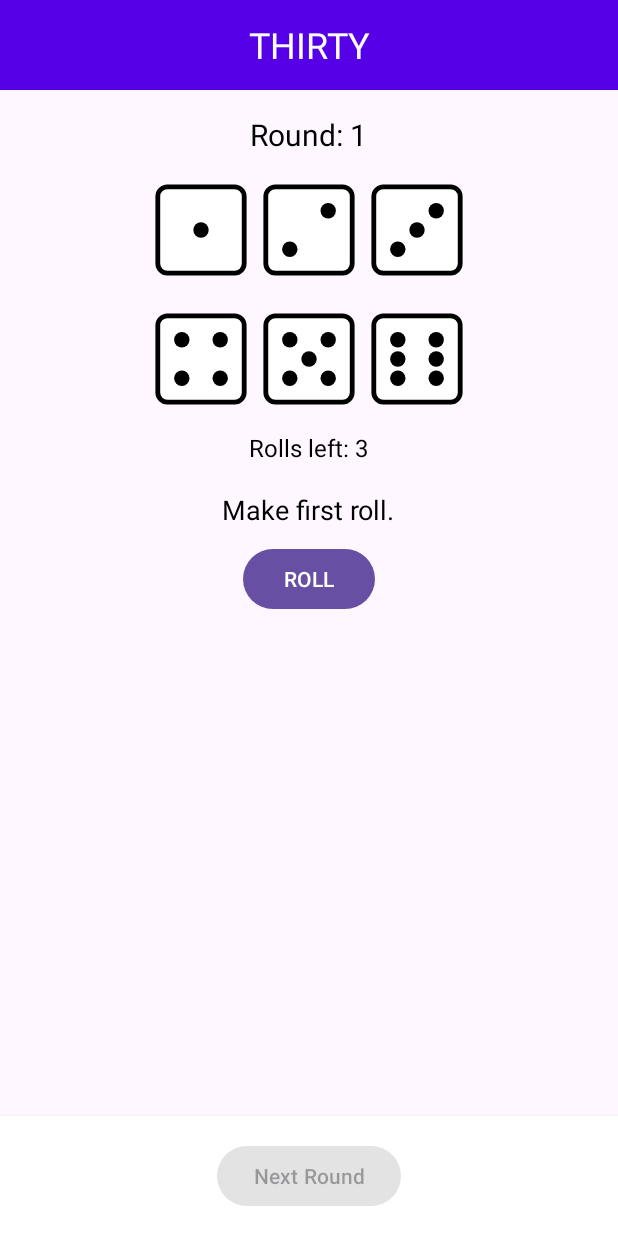
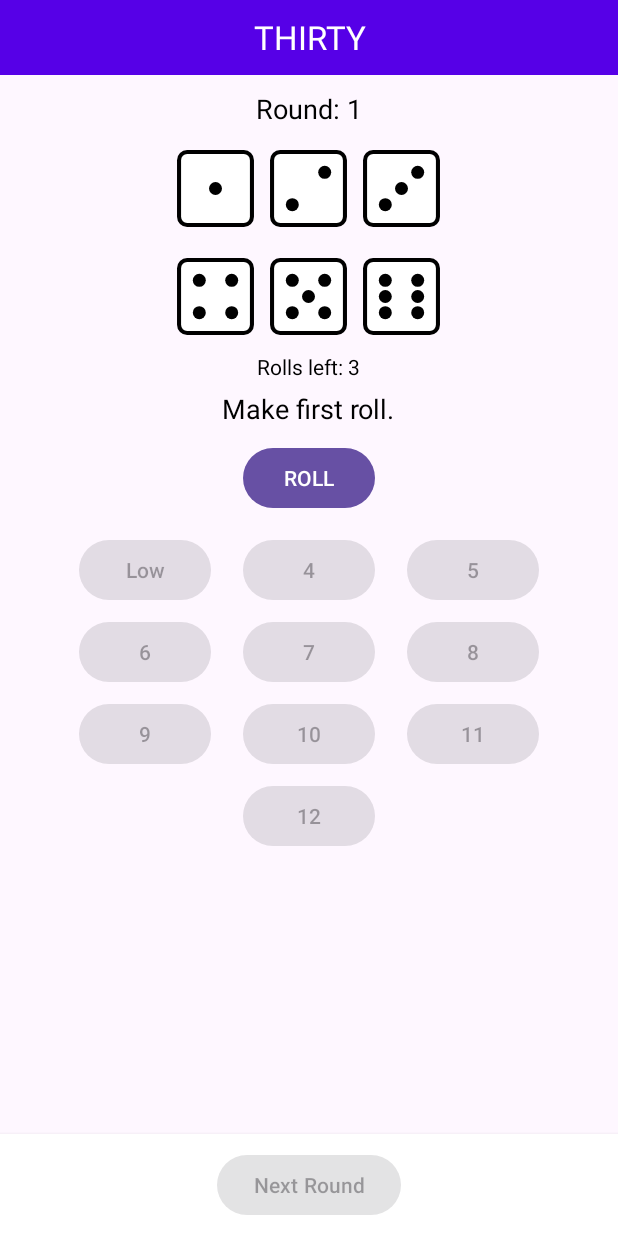
Before and after one commit to Emmelie83/DiceGameThirtyAndroid, an Android app: the screen it shows after launch (MainActivity), after a tap on "Dice 1", on a phone screen of 412 x 824 dp. Run offline under Robolectric (Android 15) with nearby library versions, the phone set to English and light mode, and no system bars; our stand-ins replace FlexboxLayout.

```diff
--- a/app/src/main/java/com/emmeliejohansson/thirtydicegame/MainActivity.kt
+++ b/app/src/main/java/com/emmeliejohansson/thirtydicegame/MainActivity.kt
@@ -1,7 +1,6 @@
 package com.emmeliejohansson.thirtydicegame
 
 import android.os.Bundle
-import android.view.View
 import android.widget.Button
 import android.widget.ImageView
 import android.widget.LinearLayout
@@ -30,7 +29,6 @@ class MainActivity : AppCompatActivity() {
         nextRoundButton = findViewById(R.id.nextRoundButton)
         rollButton = findViewById(R.id.rollButton)
         categorySection = findViewById(R.id.categorySection)
-        categorySection.visibility = View.GONE
 
         categoryManager = CategoryManager(this, categoryToggleGroup, nextRoundButton)
 
@@ -52,23 +50,17 @@ class MainActivity : AppCompatActivity() {
             imageView.setOnClickListener {
                 if (!game.isEndOfRound()) {
                     val die = DiceStore.getDieById(index + 1)
-                    die?.toggleIsRollable()
+                    die?.toggleIsSelected()
                     updateDiceImages()
                 }
             }
         }
 
-        updateDiceImages()
-
         rollButton.setOnClickListener {
             if (!game.isGameOver()) {
                 game.rollDice()
+                categoryManager.enableAllButtons()
                 updateDiceImages()
-
-                if (game.rollCount == 1) {
-                    categoryManager.enableAllButtons()
-                    categorySection.visibility = View.VISIBLE
-                }
             } else {
                 Toast.makeText(this, "Game Over!", Toast.LENGTH_SHORT).show()
             }
@@ -80,7 +72,7 @@ class MainActivity : AppCompatActivity() {
             if (selectedCategory != null) {
                 game.useScoringCategory(selectedCategory)
                 categoryManager.removeCategory(selectedCategory)
-
+                categoryManager.disableAllButtons()
                 game.resetForNextRound()
                 updateDiceImages()
             }
@@ -90,9 +82,10 @@ class MainActivity : AppCompatActivity() {
     private fun updateDiceImages() {
         DiceStore.getAllDice().forEachIndexed { index, die ->
             val imageRes = when {
-                die.isRollable -> getWhiteDieImageRes(die.value)
+                !die.hasBeenRolled -> getWhiteDieImageRes(die.value)
                 game.isEndOfRound() -> getGrayDieImageRes(die.value)
-                else -> getRedDieImageRes(die.value)
+                die.isSelected -> getRedDieImageRes(die.value)
+                else -> getWhiteDieImageRes(die.value)
             }
             diceImages[index].setImageResource(imageRes)
         }
--- a/app/src/main/java/com/emmeliejohansson/thirtydicegame/managers/CategoryManager.kt
+++ b/app/src/main/java/com/emmeliejohansson/thirtydicegame/managers/CategoryManager.kt
@@ -5,8 +5,6 @@ import android.view.ViewGroup
 import android.widget.Button
 import com.google.android.flexbox.FlexboxLayout
 import com.google.android.material.button.MaterialButton
-import androidx.core.content.ContextCompat
-import com.emmeliejohansson.thirtydicegame.R
 
 class CategoryManager(
     private val context: Context,
@@ -44,7 +42,7 @@ class CategoryManager(
         selectedButton = null
     }
 
-    fun renderCategoryOptions() {
+    private fun renderCategoryOptions() {
         categoryLayout.removeAllViews()
         categories.forEach { category ->
             val button = MaterialButton(context).apply {
@@ -53,7 +51,7 @@ class CategoryManager(
                     ViewGroup.LayoutParams.WRAP_CONTENT,
                     ViewGroup.LayoutParams.WRAP_CONTENT
                 ).apply {
-                    setMargins(40, 16, 40, 16)
+                    setMargins(16, 5, 16, 5)
                 }
                 isEnabled = false
 
@@ -67,10 +65,8 @@ class CategoryManager(
 
 
     private fun handleSelection(clickedButton: MaterialButton) {
-        // Deselect previous
         selectedButton?.isChecked = false
 
-        // Select new
         selectedButton = clickedButton
         clickedButton.isChecked = true
 
--- a/app/src/main/java/com/emmeliejohansson/thirtydicegame/models/Die.kt
+++ b/app/src/main/java/com/emmeliejohansson/thirtydicegame/models/Die.kt
@@ -4,18 +4,18 @@ import kotlin.random.Random
 
 class Die(val id: Int) {
     var value = id
-    var isRollable: Boolean = true
-    private var hasBeenRolled = false
+    var isSelected: Boolean = false
+    var hasBeenRolled = false
 
     fun roll() {
-        if (!isRollable) return
+        if (hasBeenRolled && !isSelected) return
         value = Random.nextInt(1, 7)
         hasBeenRolled = true
     }
 
-    fun toggleIsRollable() {
+    fun toggleIsSelected() {
         if (hasBeenRolled) {
-            isRollable = !isRollable
+            isSelected = !isSelected
         }
     }
 }
--- a/app/src/main/java/com/emmeliejohansson/thirtydicegame/models/Game.kt
+++ b/app/src/main/java/com/emmeliejohansson/thirtydicegame/models/Game.kt
@@ -42,8 +42,9 @@ class Game {
 
     fun resetForNextRound() {
         DiceStore.getAllDice().forEach {
-            it.isRollable = true
+            it.isSelected = false
             it.value = it.id
+            it.hasBeenRolled = false
         }
         rollCount = 0
         round++
--- a/app/src/main/java/com/emmeliejohansson/thirtydicegame/services/DiceStore.kt
+++ b/app/src/main/java/com/emmeliejohansson/thirtydicegame/services/DiceStore.kt
@@ -15,18 +15,18 @@ class DiceStore {
 
         fun resetAllDiceToActive() {
             diceList.forEach {
-                it.isRollable = true
+                it.isSelected = true
             }
         }
 
         fun getAllDice(): List<Die> = diceList.toList()
 
         fun getActiveDice(): List<Die> {
-            return diceList.filter { it.isRollable }
+            return diceList.filter { it.isSelected }
         }
 
         fun getInactiveDice(): List<Die> {
-            return diceList.filter { !it.isRollable }
+            return diceList.filter { !it.isSelected }
         }
 
         fun resetDice() {
--- a/app/src/main/res/layout/activity_main.xml
+++ b/app/src/main/res/layout/activity_main.xml
@@ -4,46 +4,52 @@
     android:layout_height="match_parent"
     xmlns:app="http://schemas.android.com/apk/res-auto">
 
-    <LinearLayout
+    <ScrollView
         android:id="@+id/mainContent"
         android:layout_width="match_parent"
         android:layout_height="match_parent"
-        android:orientation="vertical"
-        android:layout_above="@+id/bottomLayout">
+        android:layout_above="@+id/bottomLayout"
+        android:fillViewport="true">
+
+    <LinearLayout
+        android:layout_width="match_parent"
+        android:layout_height="wrap_content"
+        android:orientation="vertical">
+
 
         <TextView
             android:layout_width="match_parent"
-            android:layout_height="60dp"
+            android:layout_height="50dp"
             android:background="@color/blue"
             android:gravity="center"
             android:text="@string/heading"
             android:textAllCaps="true"
             android:textColor="@color/white"
-            android:textSize="24sp" />
+            android:textSize="22sp" />
 
         <TextView
             android:id="@+id/roundText"
             android:layout_width="wrap_content"
             android:layout_height="wrap_content"
             android:layout_gravity="center_horizontal"
-            android:layout_marginTop="16dp"
+            android:layout_marginTop="10dp"
             android:text="@string/round_number"
             android:textColor="@color/black"
-            android:textSize="20sp" />
+            android:textSize="18sp" />
 
 
         <LinearLayout
             android:id="@+id/diceRow1"
             android:layout_width="match_parent"
             android:layout_height="wrap_content"
-            android:layout_marginTop="14dp"
+            android:layout_marginTop="10dp"
             android:gravity="center"
             android:orientation="horizontal">
 
             <ImageView
                 android:id="@+id/die1"
-                android:layout_width="64dp"
-                android:layout_height="64dp"
+                android:layout_width="54dp"
+                android:layout_height="54dp"
                 android:layout_margin="4dp"
                 android:background="?android:selectableItemBackground"
                 android:contentDescription="@string/die_1"
@@ -51,8 +57,8 @@
 
             <ImageView
                 android:id="@+id/die2"
-                android:layout_width="64dp"
-                android:layout_height="64dp"
+                android:layout_width="54dp"
+                android:layout_height="54dp"
                 android:layout_margin="4dp"
                 android:background="?android:selectableItemBackground"
                 android:contentDescription="@string/die_2"
@@ -60,8 +66,8 @@
 
             <ImageView
                 android:id="@+id/die3"
-                android:layout_width="64dp"
-                android:layout_height="64dp"
+                android:layout_width="54dp"
+                android:layout_height="54dp"
                 android:layout_margin="4dp"
                 android:background="?android:selectableItemBackground"
                 android:contentDescription="@string/die_3"
@@ -73,14 +79,14 @@
             android:id="@+id/diceRow2"
             android:layout_width="match_parent"
             android:layout_height="wrap_content"
-            android:layout_marginTop="14dp"
+            android:layout_marginTop="10dp"
             android:gravity="center"
             android:orientation="horizontal">
 
             <ImageView
                 android:id="@+id/die4"
-                android:layout_width="64dp"
-                android:layout_height="64dp"
+                android:layout_width="54dp"
+                android:layout_height="54dp"
                 android:layout_margin="4dp"
                 android:background="?android:selectableItemBackground"
                 android:contentDescription="@string/die_4"
@@ -88,8 +94,8 @@
 
             <ImageView
                 android:id="@+id/die5"
-                android:layout_width="64dp"
-                android:layout_height="64dp"
+                android:layout_width="54dp"
+                android:layout_height="54dp"
                 android:layout_margin="4dp"
                 android:background="?android:selectableItemBackground"
                 android:contentDescription="@string/die_5"
@@ -97,8 +103,8 @@
 
             <ImageView
                 android:id="@+id/die6"
-                android:layout_width="64dp"
-                android:layout_height="64dp"
+                android:layout_width="54dp"
+                android:layout_height="54dp"
                 android:layout_margin="4dp"
                 android:background="?android:selectableItemBackground"
                 android:contentDescription="@string/die_6"
@@ -111,10 +117,10 @@
             android:layout_width="wrap_content"
             android:layout_height="wrap_content"
             android:layout_gravity="center_horizontal"
-            android:layout_marginTop="12dp"
+            android:layout_marginTop="6dp"
             android:text="@string/rolls_left"
             android:textColor="@color/black"
-            android:textSize="16sp" />
+            android:textSize="14sp" />
 
 
         <TextView
@@ -122,7 +128,7 @@
             android:layout_width="wrap_content"
             android:layout_height="wrap_content"
             android:layout_gravity="center_horizontal"
-            android:layout_marginTop="18dp"
+            android:layout_marginTop="6dp"
             android:text="@string/instruction_text"
             android:textColor="@color/black"
             android:textSize="18sp" />
@@ -140,45 +146,33 @@
             android:id="@+id/categorySection"
             android:layout_width="match_parent"
             android:layout_height="wrap_content"
-            android:orientation="vertical"
-            android:visibility="gone"> <!-- Initially hidden -->
-
-            <TextView
-                android:id="@+id/choseScoreCategoryText"
-                android:layout_width="wrap_content"
-                android:layout_height="wrap_content"
-                android:layout_gravity="center_horizontal"
-                android:layout_marginTop="14dp"
-                android:text="@string/chose_score_category"
-                android:textColor="@color/black"
-                android:textSize="16sp" />
+            android:orientation="vertical">
 
             <com.google.android.flexbox.FlexboxLayout
                 android:id="@+id/categoryToggleGroup"
                 android:layout_width="match_parent"
                 android:layout_height="wrap_content"
+                android:layout_marginBottom="8dp"
+                android:orientation="horizontal"
+                app:alignItems="center"
                 app:flexWrap="wrap"
-                app:justifyContent="center"
-                app:alignItems="center"
-                android:layout_marginBottom="8dp"
-                android:orientation="horizontal" />
+                app:justifyContent="center" />
         </LinearLayout>
 
 
+    </LinearLayout>
 
-    </LinearLayout>
+    </ScrollView>
 
     <LinearLayout
         android:id="@+id/bottomLayout"
         android:layout_width="match_parent"
         android:layout_height="wrap_content"
         android:orientation="vertical"
-        android:padding="16dp"
+        android:padding="10dp"
         android:layout_alignParentBottom="true"
         android:background="#FFFFFF"
         android:elevation="4dp">
-
-
 
         <Button
             android:id="@+id/nextRoundButton"
```
